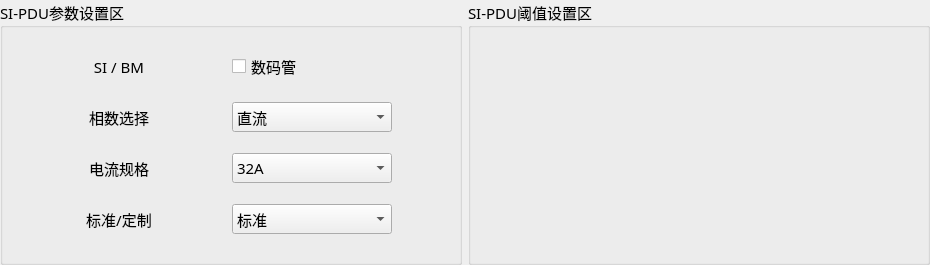
The window that MasterCtrlSet/home/home_siwid.ui (ChinaClever/PDU-Settings) describes before a commit, drawn with Qt 5.
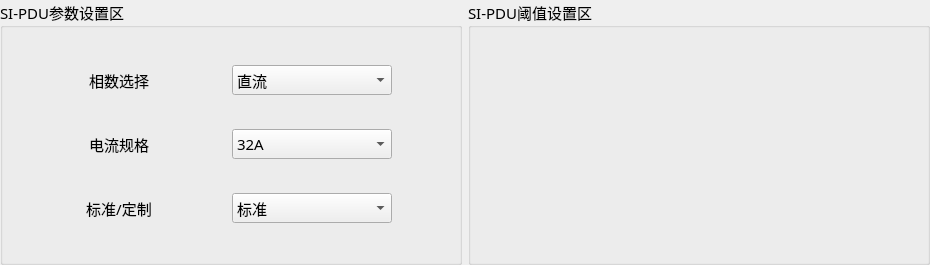
The same window after the commit.

The edit to the form file:
```diff
--- a/MasterCtrlSet/home/home_siwid.ui
+++ b/MasterCtrlSet/home/home_siwid.ui
@@ -38,30 +38,33 @@
       <string>SI-PDU参数设置区</string>
      </property>
      <layout class="QGridLayout" name="gridLayout">
+      <item row="2" column="1">
+       <widget class="QComboBox" name="sBox">
+        <property name="minimumSize">
+         <size>
+          <width>120</width>
+          <height>30</height>
+         </size>
+        </property>
+        <property name="maximumSize">
+         <size>
+          <width>160</width>
+          <height>16777215</height>
+         </size>
+        </property>
+        <item>
+         <property name="text">
+          <string>标准</string>
+         </property>
+        </item>
+        <item>
+         <property name="text">
+          <string>定制</string>
+         </property>
+        </item>
+       </widget>
+      </item>
       <item row="0" column="0">
-       <widget class="QLabel" name="label_10">
-        <property name="maximumSize">
-         <size>
-          <width>100</width>
-          <height>16777215</height>
-         </size>
-        </property>
-        <property name="text">
-         <string>SI / BM</string>
-        </property>
-        <property name="alignment">
-         <set>Qt::AlignCenter</set>
-        </property>
-       </widget>
-      </item>
-      <item row="0" column="1">
-       <widget class="QCheckBox" name="ledCheck">
-        <property name="text">
-         <string>数码管</string>
-        </property>
-       </widget>
-      </item>
-      <item row="1" column="0">
        <widget class="QLabel" name="label_7">
         <property name="maximumSize">
          <size>
@@ -77,7 +80,39 @@
         </property>
        </widget>
       </item>
-      <item row="1" column="1">
+      <item row="2" column="0">
+       <widget class="QLabel" name="label_8">
+        <property name="maximumSize">
+         <size>
+          <width>100</width>
+          <height>16777215</height>
+         </size>
+        </property>
+        <property name="text">
+         <string>标准/定制</string>
+        </property>
+        <property name="alignment">
+         <set>Qt::AlignCenter</set>
+        </property>
+       </widget>
+      </item>
+      <item row="1" column="0">
+       <widget class="QLabel" name="label_9">
+        <property name="maximumSize">
+         <size>
+          <width>100</width>
+          <height>16777215</height>
+         </size>
+        </property>
+        <property name="text">
+         <string>电流规格</string>
+        </property>
+        <property name="alignment">
+         <set>Qt::AlignCenter</set>
+        </property>
+       </widget>
+      </item>
+      <item row="0" column="1">
        <widget class="QComboBox" name="lineBox">
         <property name="minimumSize">
          <size>
@@ -113,23 +148,7 @@
         </item>
        </widget>
       </item>
-      <item row="2" column="0">
-       <widget class="QLabel" name="label_9">
-        <property name="maximumSize">
-         <size>
-          <width>100</width>
-          <height>16777215</height>
-         </size>
-        </property>
-        <property name="text">
-         <string>电流规格</string>
-        </property>
-        <property name="alignment">
-         <set>Qt::AlignCenter</set>
-        </property>
-       </widget>
-      </item>
-      <item row="2" column="1">
+      <item row="1" column="1">
        <widget class="QComboBox" name="curBox">
         <property name="minimumSize">
          <size>
@@ -155,48 +174,6 @@
         </item>
        </widget>
       </item>
-      <item row="3" column="0">
-       <widget class="QLabel" name="label_8">
-        <property name="maximumSize">
-         <size>
-          <width>100</width>
-          <height>16777215</height>
-         </size>
-        </property>
-        <property name="text">
-         <string>标准/定制</string>
-        </property>
-        <property name="alignment">
-         <set>Qt::AlignCenter</set>
-        </property>
-       </widget>
-      </item>
-      <item row="3" column="1">
-       <widget class="QComboBox" name="sBox">
-        <property name="minimumSize">
-         <size>
-          <width>120</width>
-          <height>30</height>
-         </size>
-        </property>
-        <property name="maximumSize">
-         <size>
-          <width>160</width>
-          <height>16777215</height>
-         </size>
-        </property>
-        <item>
-         <property name="text">
-          <string>标准</string>
-         </property>
-        </item>
-        <item>
-         <property name="text">
-          <string>定制</string>
-         </property>
-        </item>
-       </widget>
-      </item>
      </layout>
     </widget>
    </item>
```
